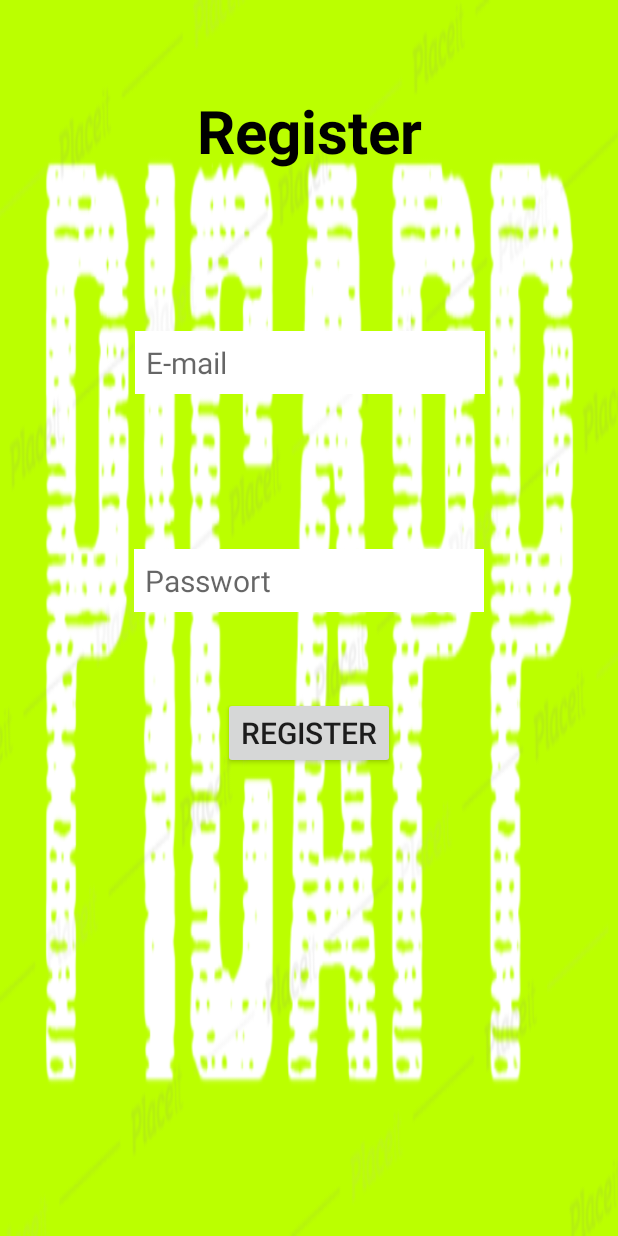
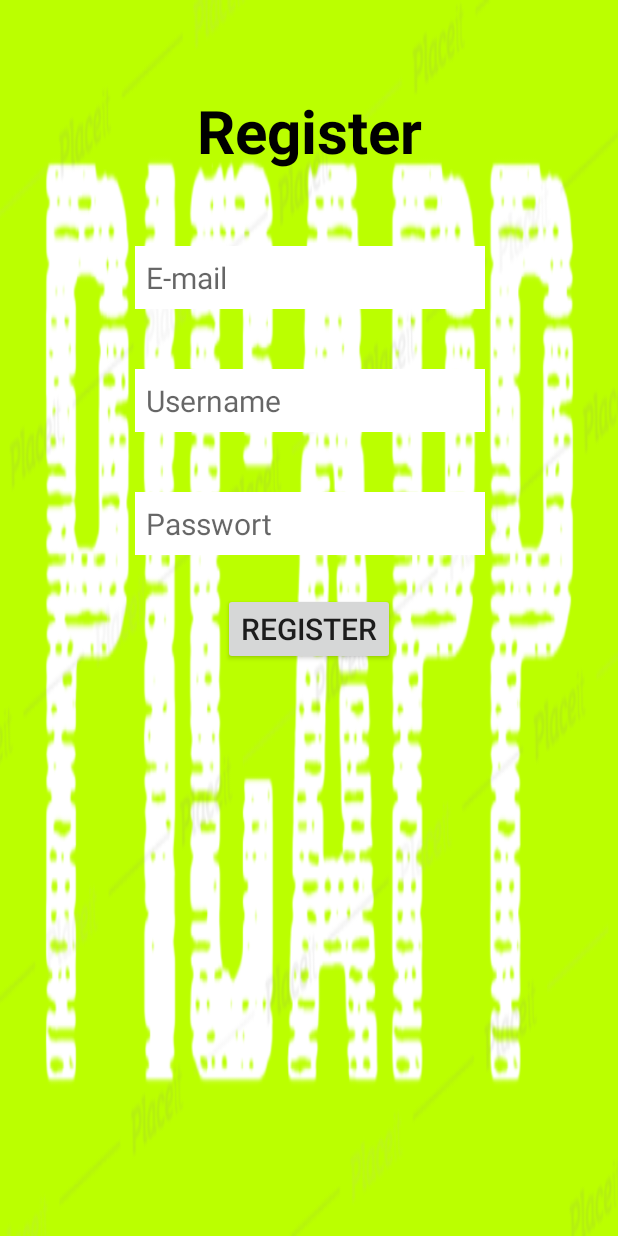
Before and after one commit to lechner-Martin/Projekt_Lechner, an Android app: the screen it shows after launch (MainActivity), after a tap on "HIER", on a phone screen of 412 x 824 dp. Run offline under Robolectric (Android 15) with nearby library versions, the phone set to English and light mode, and no system bars; our stand-ins replace Firebase (no records; nobody signed in at launch, a user with empty details on screens opened directly).

Commit message:
Fixes + NavBar

```diff
--- a/app/build.gradle
+++ b/app/build.gradle
@@ -1,4 +1,5 @@
 apply plugin: 'com.android.application'
+apply plugin: 'com.google.gms.google-services'
 
 android {
     compileSdkVersion 29
@@ -25,8 +26,9 @@ android {
 
 dependencies {
     implementation fileTree(dir: 'libs', include: ['*.jar'])
-
+    implementation 'com.google.firebase:firebase-database:19.3.0'
     implementation 'androidx.appcompat:appcompat:1.1.0'
+    implementation 'com.google.android.material:material:1.1.0'
     implementation 'androidx.constraintlayout:constraintlayout:1.1.3'
     implementation 'androidx.legacy:legacy-support-v4:1.0.0'
     testImplementation 'junit:junit:4.12'
--- a/app/src/main/java/com/example/picapp/AdapterMain.java
+++ b/app/src/main/java/com/example/picapp/AdapterMain.java
@@ -1,6 +1,7 @@
 package com.example.picapp;
 
 import android.content.Context;
+import android.graphics.Color;
 import android.text.Layout;
 import android.view.LayoutInflater;
 import android.view.View;
@@ -52,6 +53,8 @@ public class AdapterMain extends BaseAdapter {
         TextView statusTextView = listItem.findViewById(R.id.status);
         nameTextView.setText(name);
         statusTextView.setText(state);
+        if (state.equals("Neues Pic")) statusTextView.setTextColor(Color.GREEN);
+        if (state.equals("Geöffnet")) statusTextView.setTextColor(Color.BLACK);
         return listItem;
     }
 }
--- /dev/null
+++ b/app/src/main/res/drawable/ic_group_black_24dp.xml
@@ -0,0 +1,9 @@
+<vector xmlns:android="http://schemas.android.com/apk/res/android"
+        android:width="24dp"
+        android:height="24dp"
+        android:viewportWidth="24.0"
+        android:viewportHeight="24.0">
+    <path
+        android:fillColor="#FF000000"
+        android:pathData="M16,11c1.66,0 2.99,-1.34 2.99,-3S17.66,5 16,5c-1.66,0 -3,1.34 -3,3s1.34,3 3,3zM8,11c1.66,0 2.99,-1.34 2.99,-3S9.66,5 8,5C6.34,5 5,6.34 5,8s1.34,3 3,3zM8,13c-2.33,0 -7,1.17 -7,3.5L1,19h14v-2.5c0,-2.33 -4.67,-3.5 -7,-3.5zM16,13c-0.29,0 -0.62,0.02 -0.97,0.05 1.16,0.84 1.97,1.97 1.97,3.45L17,19h6v-2.5c0,-2.33 -4.67,-3.5 -7,-3.5z"/>
+</vector>
--- /dev/null
+++ b/app/src/main/res/drawable/ic_home_black_24dp.xml
@@ -0,0 +1,9 @@
+<vector xmlns:android="http://schemas.android.com/apk/res/android"
+        android:width="24dp"
+        android:height="24dp"
+        android:viewportWidth="24.0"
+        android:viewportHeight="24.0">
+    <path
+        android:fillColor="#FF000000"
+        android:pathData="M10,20v-6h4v6h5v-8h3L12,3 2,12h3v8z"/>
+</vector>
--- /dev/null
+++ b/app/src/main/res/drawable/ic_settings_black_24dp.xml
@@ -0,0 +1,9 @@
+<vector xmlns:android="http://schemas.android.com/apk/res/android"
+        android:width="24dp"
+        android:height="24dp"
+        android:viewportWidth="24"
+        android:viewportHeight="24">
+    <path
+        android:fillColor="#FF000000"
+        android:pathData="M19.1,12.9a2.8,2.8 0,0 0,0.1 -0.9,2.8 2.8,0 0,0 -0.1,-0.9l2.1,-1.6a0.7,0.7 0,0 0,0.1 -0.6L19.4,5.5a0.7,0.7 0,0 0,-0.6 -0.2l-2.4,1a6.5,6.5 0,0 0,-1.6 -0.9l-0.4,-2.6a0.5,0.5 0,0 0,-0.5 -0.4H10.1a0.5,0.5 0,0 0,-0.5 0.4L9.3,5.4a5.6,5.6 0,0 0,-1.7 0.9l-2.4,-1a0.4,0.4 0,0 0,-0.5 0.2l-2,3.4c-0.1,0.2 0,0.4 0.2,0.6l2,1.6a2.8,2.8 0,0 0,-0.1 0.9,2.8 2.8,0 0,0 0.1,0.9L2.8,14.5a0.7,0.7 0,0 0,-0.1 0.6l1.9,3.4a0.7,0.7 0,0 0,0.6 0.2l2.4,-1a6.5,6.5 0,0 0,1.6 0.9l0.4,2.6a0.5,0.5 0,0 0,0.5 0.4h3.8a0.5,0.5 0,0 0,0.5 -0.4l0.3,-2.6a5.6,5.6 0,0 0,1.7 -0.9l2.4,1a0.4,0.4 0,0 0,0.5 -0.2l2,-3.4c0.1,-0.2 0,-0.4 -0.2,-0.6ZM12,15.6A3.6,3.6 0,1 1,15.6 12,3.6 3.6,0 0,1 12,15.6Z"/>
+</vector>
--- a/app/src/main/res/layout/activity_main.xml
+++ b/app/src/main/res/layout/activity_main.xml
@@ -1,15 +1,22 @@
 <?xml version="1.0" encoding="utf-8"?>
-<LinearLayout xmlns:android="http://schemas.android.com/apk/res/android"
+<RelativeLayout xmlns:android="http://schemas.android.com/apk/res/android"
     xmlns:app="http://schemas.android.com/apk/res-auto"
     xmlns:tools="http://schemas.android.com/tools"
     android:layout_width="match_parent"
     android:layout_height="match_parent"
-    android:orientation="vertical"
-    android:id="@+id/mainLayout"
     tools:context=".MainActivity">
 
     <FrameLayout
         android:id="@+id/fragment_container"
         android:layout_width="match_parent"
         android:layout_height="match_parent" />
-</LinearLayout>
+
+    <com.google.android.material.bottomnavigation.BottomNavigationView
+        android:id="@+id/bottom_nav"
+
+        android:layout_width="match_parent"
+        android:layout_height="wrap_content"
+        android:layout_alignParentBottom="true"
+        app:menu="@menu/action_bar"
+        android:background="?android:attr/windowBackground"/>
+</RelativeLayout>
--- a/app/src/main/res/layout/fragment_login.xml
+++ b/app/src/main/res/layout/fragment_login.xml
@@ -64,7 +64,7 @@
         android:background="#FFFFFF"
         android:backgroundTint="#FFFFFF"
         android:ems="10"
-        android:hint="E-mail"
+        android:hint="E-mail oder Username"
         android:inputType="textEmailAddress"
         android:padding="7dp"
         android:textColor="@android:color/black"
--- a/app/src/main/res/layout/fragment_main.xml
+++ b/app/src/main/res/layout/fragment_main.xml
@@ -5,12 +5,12 @@
     android:layout_width="match_parent"
     android:layout_height="match_parent"
     android:orientation="vertical"
-    tools:context=".mainFragment">
+    tools:context=".MainFragment">
 
     <androidx.appcompat.widget.Toolbar
         android:id="@+id/toolbar"
         android:layout_width="match_parent"
-        android:layout_height="56dp"
+        android:layout_height="70dp"
         android:background="@drawable/picapp_logo2"
         android:layout_marginBottom="15dp"
         />
--- a/app/src/main/res/layout/fragment_register.xml
+++ b/app/src/main/res/layout/fragment_register.xml
@@ -8,16 +8,32 @@
     android:background="@drawable/picapp_logo2"
     tools:context=".Register_fragment">
 
+    <EditText
+        android:id="@+id/register_password"
+        android:layout_width="wrap_content"
+        android:layout_height="wrap_content"
+        android:layout_marginTop="40dp"
+        android:background="#FFFFFF"
+        android:ems="10"
+        android:hint="Passwort"
+        android:inputType="textPassword"
+        android:padding="7dp"
+        android:textColor="@android:color/black"
+        android:textSize="20sp"
+
+        app:layout_constraintEnd_toEndOf="@id/register_username"
+        app:layout_constraintHorizontal_bias="0.466"
+        app:layout_constraintStart_toStartOf="@id/register_username"
+        app:layout_constraintTop_toBottomOf="@+id/register_username" />
+
     <Button
         android:id="@+id/register_btn"
         android:layout_width="wrap_content"
         android:layout_height="wrap_content"
-        android:layout_marginStart="100dp"
-        android:layout_marginEnd="100dp"
-        android:layout_marginBottom="311dp"
+        android:layout_marginTop="25dp"
         android:text="Register"
         android:textSize="20dp"
-        app:layout_constraintBottom_toBottomOf="parent"
+        app:layout_constraintTop_toBottomOf="@id/register_password"
         app:layout_constraintEnd_toEndOf="parent"
         app:layout_constraintStart_toStartOf="parent" />
 
@@ -28,7 +44,6 @@
         android:layout_marginStart="80dp"
         android:layout_marginTop="50dp"
         android:layout_marginEnd="80dp"
-        android:layout_marginBottom="43dp"
         android:background="#FFFFFF"
         android:backgroundTint="#FFFFFF"
         android:ems="10"
@@ -37,29 +52,27 @@
         android:padding="7dp"
         android:textColor="@android:color/black"
         android:textSize="20sp"
-        app:layout_constraintBottom_toTopOf="@+id/register_password"
         app:layout_constraintEnd_toEndOf="parent"
         app:layout_constraintHorizontal_bias="0.533"
         app:layout_constraintStart_toStartOf="parent"
         app:layout_constraintTop_toBottomOf="@+id/textView" />
 
     <EditText
-        android:id="@+id/register_password"
+        android:id="@+id/register_username"
         android:layout_width="wrap_content"
         android:layout_height="wrap_content"
-        android:layout_marginStart="80dp"
-        android:layout_marginTop="4dp"
-        android:layout_marginEnd="80dp"
+        android:layout_marginTop="40dp"
         android:background="#FFFFFF"
+        android:backgroundTint="#FFFFFF"
         android:ems="10"
-        android:hint="Passwort"
-        android:inputType="textPassword"
+        android:hint="Username"
+        android:inputType="textPersonName"
         android:padding="7dp"
         android:textColor="@android:color/black"
         android:textSize="20sp"
-        app:layout_constraintBottom_toTopOf="@+id/register_btn"
-        app:layout_constraintEnd_toEndOf="parent"
-        app:layout_constraintStart_toStartOf="parent"
+        app:layout_constraintEnd_toEndOf="@id/register_email"
+        app:layout_constraintHorizontal_bias="0.434"
+        app:layout_constraintStart_toStartOf="@id/register_email"
         app:layout_constraintTop_toBottomOf="@+id/register_email" />
 
     <TextView
--- a/app/src/main/res/menu/action_bar.xml
+++ b/app/src/main/res/menu/action_bar.xml
@@ -1,15 +1,16 @@
 <?xml version="1.0" encoding="utf-8"?>
-<menu xmlns:app="http://schemas.android.com/apk/res-auto"
-    xmlns:android="http://schemas.android.com/apk/res/android">
+<menu xmlns:android="http://schemas.android.com/apk/res/android">
 
     <item
+        android:id="@+id/home_id"
+        android:icon="@drawable/ic_home_black_24dp"
+        android:title="Home" />
+    <item
         android:id="@+id/friends_id"
-        android:icon="@drawable/friends_icon"
-        android:title="Freunde"
-        app:showAsAction="ifRoom" />
+        android:icon="@drawable/ic_group_black_24dp"
+        android:title="Freunde" />
     <item
         android:id="@+id/settings"
-        android:icon="@android:drawable/ic_menu_manage"
-        android:title="Einstellungen"
-        app:showAsAction="ifRoom" />
+        android:icon="@drawable/ic_settings_black_24dp"
+        android:title="Einstellungen" />
 </menu>
--- a/build.gradle
+++ b/build.gradle
@@ -9,7 +9,7 @@ buildscript {
     }
     dependencies {
         classpath 'com.android.tools.build:gradle:3.6.3'
-
+        classpath 'com.google.gms:google-services:4.3.3'
 
         // NOTE: Do not place your application dependencies here; they belong
         // in the individual module build.gradle files
```
Also changed, not shown: app/src/main/java/com/example/picapp/Friends.java (+5 -3 lines), app/src/main/java/com/example/picapp/Login_fragment.java (+76 -81 lines), app/src/main/java/com/example/picapp/MainActivity.java (+24 -2 lines), app/src/main/java/com/example/picapp/MainFragment.java (added, +70 -0 lines), app/src/main/java/com/example/picapp/NewMain.java (deleted, +0 -102 lines), app/src/main/java/com/example/picapp/Register_fragment.java (+88 -9 lines), app/src/main/java/com/example/picapp/mainFragment.java (deleted, +0 -76 lines), app/src/main/res/layout/fragment_friends.xml (+8 -0 lines), app/src/main/res/drawable/friends_icon.png (deleted), 441 other files.
